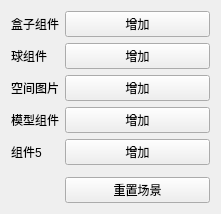
Before: the Qt Designer form Engine/LkEngineEditor/CustomToolBox/ComponentForm.ui in lvke-neu/DXWithQT, drawn with Qt 5.
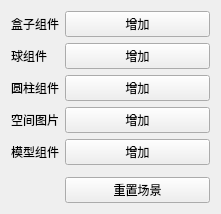
After: the same form once the commit is applied.

Diff of the .ui file:
```diff
--- a/Engine/LkEngineEditor/CustomToolBox/ComponentForm.ui
+++ b/Engine/LkEngineEditor/CustomToolBox/ComponentForm.ui
@@ -44,49 +44,35 @@
        </property>
       </widget>
      </item>
-     <item row="2" column="0">
+     <item row="3" column="0">
       <widget class="QLabel" name="label_3">
        <property name="text">
         <string>空间图片</string>
        </property>
       </widget>
      </item>
-     <item row="2" column="1">
+     <item row="3" column="1">
       <widget class="QPushButton" name="pushButton_3">
        <property name="text">
         <string>增加</string>
        </property>
       </widget>
      </item>
-     <item row="3" column="0">
+     <item row="4" column="0">
       <widget class="QLabel" name="label_4">
        <property name="text">
         <string>模型组件</string>
        </property>
       </widget>
      </item>
-     <item row="3" column="1">
-      <widget class="QPushButton" name="pushButton_4">
-       <property name="text">
-        <string>增加</string>
-       </property>
-      </widget>
-     </item>
-     <item row="4" column="0">
-      <widget class="QLabel" name="label_5">
-       <property name="text">
-        <string>组件5</string>
-       </property>
-      </widget>
-     </item>
      <item row="4" column="1">
-      <widget class="QPushButton" name="pushButton_5">
+      <widget class="QPushButton" name="pushButton_4">
        <property name="text">
         <string>增加</string>
        </property>
       </widget>
      </item>
-     <item row="5" column="1">
+     <item row="6" column="1">
       <spacer name="verticalSpacer">
        <property name="orientation">
         <enum>Qt::Vertical</enum>
@@ -99,13 +85,27 @@
        </property>
       </spacer>
      </item>
-     <item row="6" column="1">
+     <item row="7" column="1">
       <widget class="QPushButton" name="pushButton_6">
        <property name="text">
         <string>重置场景</string>
        </property>
       </widget>
      </item>
+     <item row="2" column="0">
+      <widget class="QLabel" name="label_5">
+       <property name="text">
+        <string>圆柱组件</string>
+       </property>
+      </widget>
+     </item>
+     <item row="2" column="1">
+      <widget class="QPushButton" name="pushButton_5">
+       <property name="text">
+        <string>增加</string>
+       </property>
+      </widget>
+     </item>
     </layout>
    </item>
   </layout>
```
